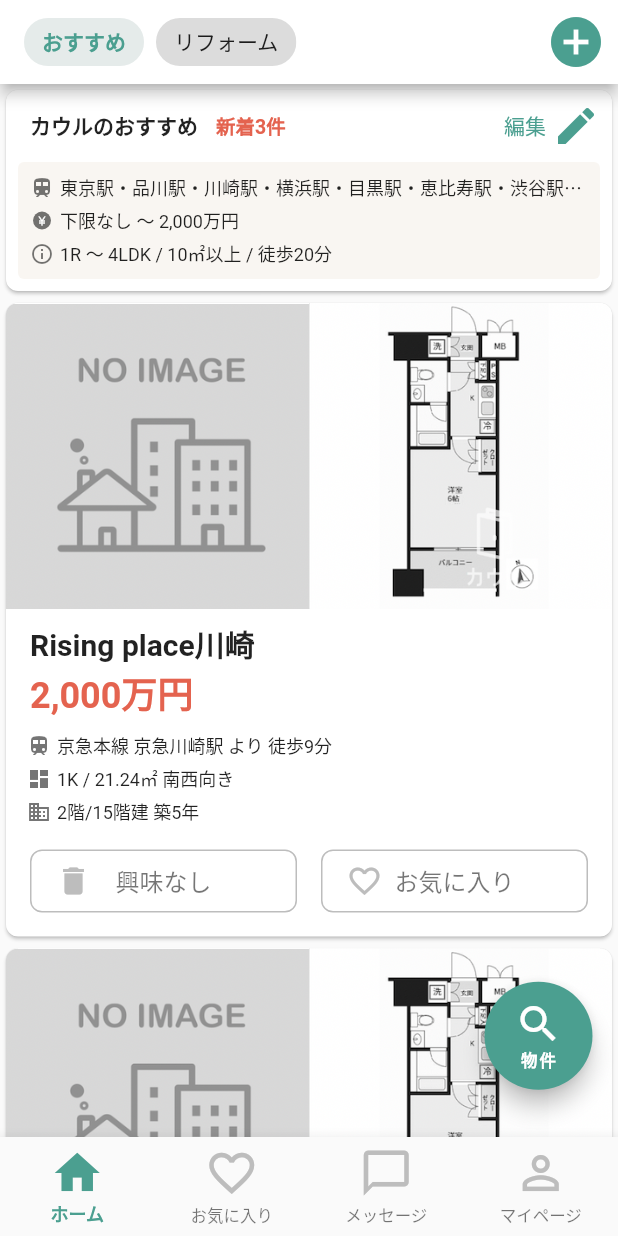
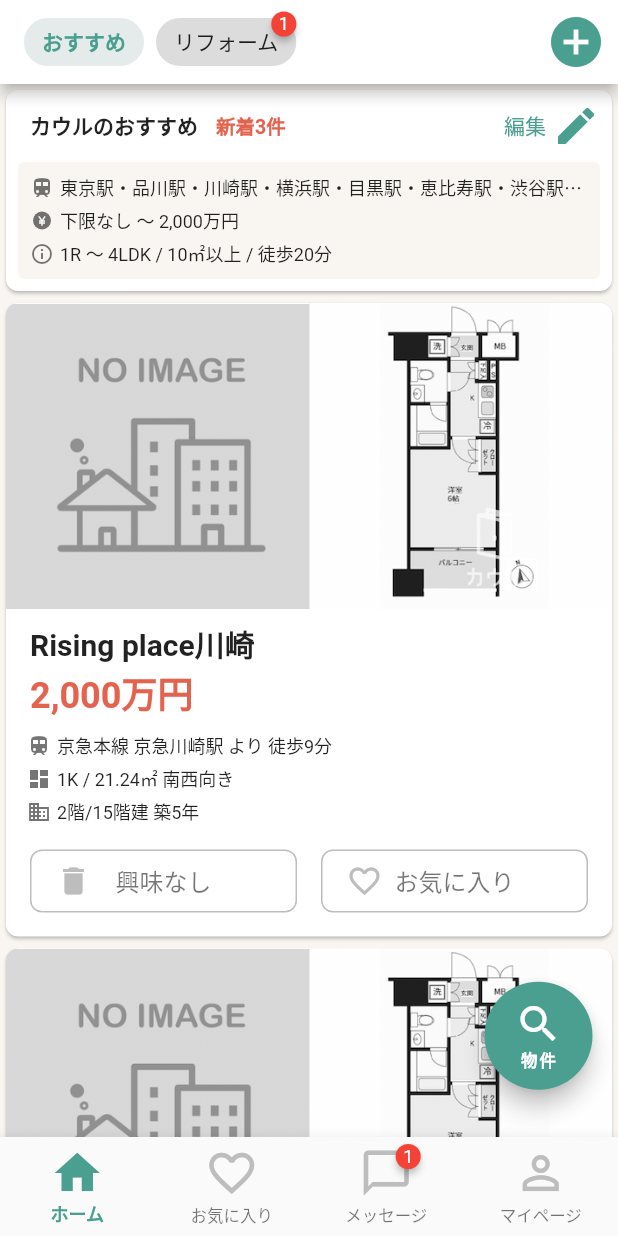
Before and after one commit to shingo-tominaga/flutter_tutorial, a Flutter app: the screen it shows after launch, after a tap on "Tutorial3", on a phone screen of 412 x 824 dp. Run offline on Flutter 3.47's test engine with Material 2 defaults, Android fonts, the phone set to English and light mode, and no system bars; drawn by our look-alikes of badges; network calls fail.

Commit message:
tutorial3_chips, BottomNavigationBarItemにBadgeを実装、消える時のアニメーションの課題についてはTODO

```diff
--- a/flutter_tutorial/lib/residence/residence_screen.dart
+++ b/flutter_tutorial/lib/residence/residence_screen.dart
@@ -1,3 +1,4 @@
+import 'package:badges/badges.dart';
 import 'package:flutter/material.dart';
 
 // Youtubeチュートリアルでは別クラスに分けたけど、画面単位で持ってるパターンもアリかと思った
@@ -20,7 +21,11 @@ class _ResidenceScreenState extends State<ResidenceScreen> {
   int _selectedBottomTabIndex = 0;
   int _selectedChipIndex = 0;
 
-  TextButton _buildChipButton(int chipIndex, String label) {
+  // Map<index, バッチに表示する数値>
+  final Map<int, int> _chipBadgeStates = {0: 0, 1: 1};
+  final Map<int, int> _bottomTabBadgeStates = {0: 0, 1: 0, 2: 1, 3: 0};
+
+  TextButton _buildChipButton(int chipIndex, String label, int badgeContent) {
     Color? backgroundColor;
     Color? labelColor;
     FontWeight? fontWeight;
@@ -35,39 +40,68 @@ class _ResidenceScreenState extends State<ResidenceScreen> {
       fontWeight = null;
     }
 
-    void onChipTapped(int chipIndex) {
-      setState(() {
-        _selectedChipIndex = chipIndex;
-      });
-    }
-
     return TextButton(
       onPressed: () => onChipTapped(chipIndex),
       style: TextButton.styleFrom(
           padding: const EdgeInsets.only(left: 0, right: 8)),
+      child: Badge(
+        showBadge: (badgeContent > 0) ? true : false,
+        badgeContent: Text(
+          badgeContent.toString(),
+          style: const TextStyle(color: Colors.white, fontSize: 12),
+        ),
+        position: const BadgePosition(end: 0, top: 0),
         child: Chip(
           backgroundColor: backgroundColor,
           label: Text(label),
           labelStyle: TextStyle(color: labelColor, fontWeight: fontWeight),
-        ));
+        ),
+      ),
+    );
   }
 
-  BottomNavigationBarItem _buildBottomNavigationBarItem(
-      IconData iconData, IconData activeIconData, String label) {
+  // TODO バッチが消える時のアニメーション改善
+  //   処理的に badgeContentが0 -> バッチ表示を0にする -> 0なのでshowBadge==falseで消えるとなっていて騒がしい感じになる
+  BottomNavigationBarItem _buildBottomNavigationBarItem(IconData iconData,
+      IconData activeIconData, String label, int badgeContent) {
     return BottomNavigationBarItem(
-        icon: Icon(
+        icon: Badge(
+          showBadge: (badgeContent > 0) ? true : false,
+          badgeContent: Text(
+            badgeContent.toString(),
+            style: const TextStyle(color: Colors.white, fontSize: 12),
+          ),
+          position: const BadgePosition(end: -5, top: -5),
+          child: Icon(
             iconData,
             color: ColorAssets.rgb189_189_189,
           ),
-        activeIcon: Icon(
+        ),
+        activeIcon: Badge(
+          showBadge: (badgeContent > 0) ? true : false,
+          badgeContent: Text(
+            badgeContent.toString(),
+            style: const TextStyle(color: Colors.white, fontSize: 12),
+          ),
+          position: const BadgePosition(end: -5, top: -5),
+          child: Icon(
             activeIconData,
           ),
+        ),
         label: label);
+  }
+
+  void onChipTapped(int chipIndex) {
+    setState(() {
+      _selectedChipIndex = chipIndex;
+      _chipBadgeStates[chipIndex] = 0;
+    });
   }
 
   void _onTappedBottomTab(int index) {
     setState(() {
       _selectedBottomTabIndex = index;
+      _bottomTabBadgeStates[index] = 0;
     });
   }
 
@@ -80,15 +114,15 @@ class _ResidenceScreenState extends State<ResidenceScreen> {
           leading: null,
           title: Row(
             children: [
-              _buildChipButton(0, 'おすすめ'),
-              _buildChipButton(1, 'リフォーム'),
+              _buildChipButton(0, 'おすすめ', _chipBadgeStates[0]!),
+              _buildChipButton(1, 'リフォーム', _chipBadgeStates[1]!),
             ],
           ),
-          actions: const [
+          actions: [
             IconButton(
-                onPressed: null,
-                padding: EdgeInsets.only(right: 8),
-                icon: Icon(
+                onPressed: () {},
+                padding: const EdgeInsets.only(right: 8),
+                icon: const Icon(
                   Icons.add_circle,
                   color: ColorAssets.rgb75_159_144,
                   size: 40,
@@ -97,12 +131,15 @@ class _ResidenceScreenState extends State<ResidenceScreen> {
         ),
         body: Stack(
           children: [
-            ListView(
+            Container(
+              color: ColorAssets.rgb249_246_242,
+              child: ListView(
                 children: [
                   _SearchConditionCard(),
                   _RoomInformationCard(),
                   _RoomInformationCard()
                 ],
+              ),
             ),
             Align(
               alignment: const Alignment(0.9, 0.9),
@@ -144,14 +181,14 @@ class _ResidenceScreenState extends State<ResidenceScreen> {
             selectedFontSize: 12,
             unselectedFontSize: 11,
             items: [
-              _buildBottomNavigationBarItem(
-                  Icons.home_outlined, Icons.home, 'ホーム'),
-              _buildBottomNavigationBarItem(
-                  Icons.favorite_outline, Icons.favorite, 'お気に入り'),
-              _buildBottomNavigationBarItem(
-                  Icons.chat_bubble_outline, Icons.chat_bubble, 'メッセージ'),
-              _buildBottomNavigationBarItem(
-                  Icons.person_outline, Icons.person, 'マイページ'),
+              _buildBottomNavigationBarItem(Icons.home_outlined, Icons.home,
+                  'ホーム', _bottomTabBadgeStates[0]!),
+              _buildBottomNavigationBarItem(Icons.favorite_outline,
+                  Icons.favorite, 'お気に入り', _bottomTabBadgeStates[1]!),
+              _buildBottomNavigationBarItem(Icons.chat_bubble_outline,
+                  Icons.chat_bubble, 'メッセージ', _bottomTabBadgeStates[2]!),
+              _buildBottomNavigationBarItem(Icons.person_outline, Icons.person,
+                  'マイページ', _bottomTabBadgeStates[3]!),
             ]),
       ),
     );
--- a/flutter_tutorial/pubspec.yaml
+++ b/flutter_tutorial/pubspec.yaml
@@ -31,6 +31,7 @@ environment:
 dependencies:
   flutter:
     sdk: flutter
+  badges: ^2.0.3
 
 
   # The following adds the Cupertino Icons font to your application.
```
Lines whose indentation alone changed are shown as unchanged.
